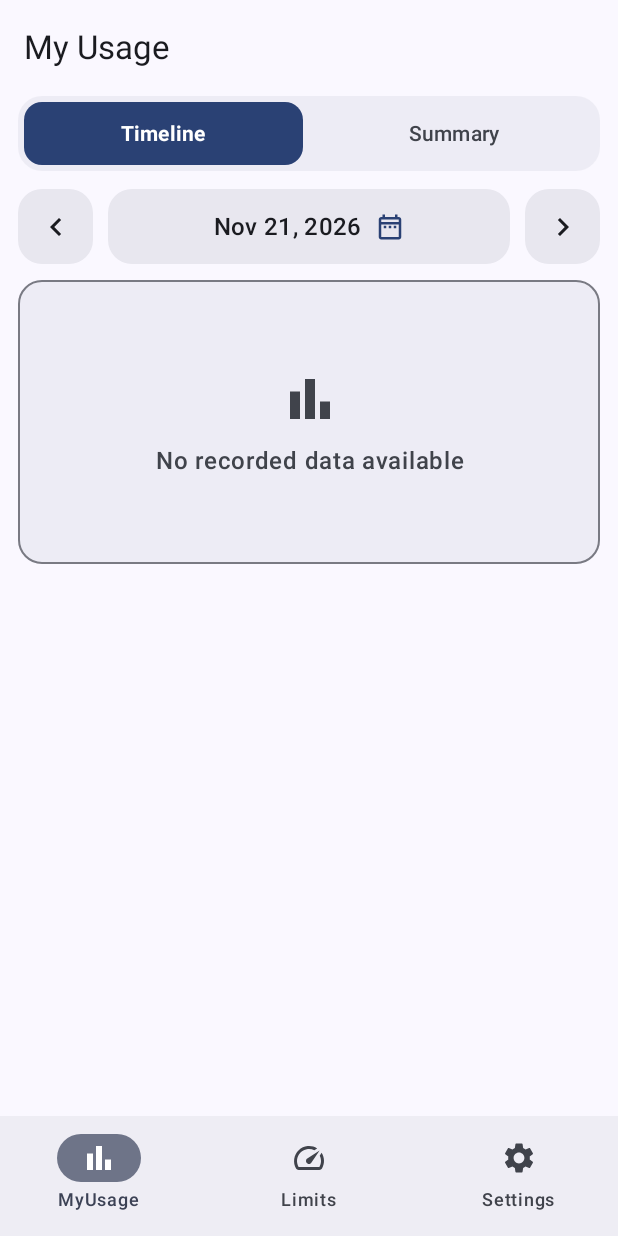
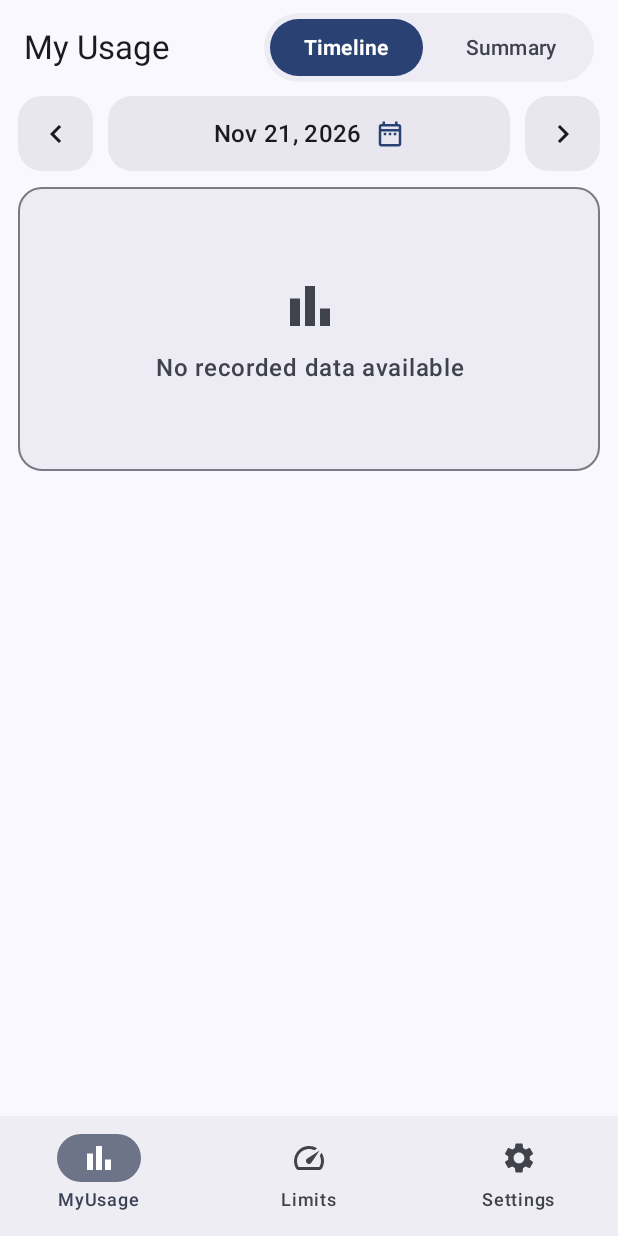
Before and after one commit to achinthash/ScreenGuard-Android-ScreenTime-Manager, an Android app built with Jetpack Compose: the screen it shows after launch (MainActivity), on a phone screen of 412 x 824 dp. Run offline under Robolectric (Android 15) with nearby library versions, the phone set to English and light mode, and no system bars; our stand-ins replace Room's generated code.

Commit message:
move main toggle to top app bar

```diff
--- a/app/src/main/java/com/achinthas/screencut/MyUsageScreen.kt
+++ b/app/src/main/java/com/achinthas/screencut/MyUsageScreen.kt
@@ -20,6 +20,7 @@ import androidx.compose.material.icons.Icons
 import androidx.compose.material.icons.automirrored.filled.KeyboardArrowLeft
 import androidx.compose.material.icons.automirrored.filled.KeyboardArrowRight
 import androidx.compose.material.icons.filled.CalendarMonth
+import androidx.compose.material.icons.filled.MoreVert
 import androidx.compose.material3.AssistChip
 import androidx.compose.material3.DatePicker
 import androidx.compose.material3.DatePickerDialog
@@ -41,6 +42,7 @@ import androidx.compose.runtime.mutableStateOf
 import androidx.compose.runtime.remember
 import androidx.compose.runtime.setValue
 import androidx.compose.ui.draw.clip
+import androidx.compose.ui.graphics.Color
 import androidx.compose.ui.text.font.FontWeight
 import androidx.compose.ui.unit.dp
 import com.achinthas.screencut.SummaryScreen
@@ -56,7 +58,17 @@ fun MyUsageScreen() {
 
     Scaffold(
         topBar = {
-            TopAppBar(title = { Text("My Usage") })
+            TopAppBar(title = { Text("My Usage") },
+                actions = {
+                    TabToggle(
+                        selectedTab = selectedTab,
+                        onTabSelected = { selectedTab = it },
+                        modifier = Modifier
+                            .padding(end = 12.dp)
+                            .width(220.dp)
+                    )
+                }
+            )
         }
     ) { innerPadding ->
 
@@ -68,51 +80,6 @@ fun MyUsageScreen() {
             verticalArrangement = Arrangement.spacedBy(5.dp)
 
         ) {
-
-            Row(
-                modifier = Modifier
-                    .fillMaxWidth()
-                    .clip(RoundedCornerShape(16.dp))
-                    .background(MaterialTheme.colorScheme.surfaceVariant.copy(alpha = 0.5f))
-            ) {
-
-                Box(
-                    modifier = Modifier
-                        .weight(1f)
-                        .padding(4.dp)
-                        .height(42.dp)
-                        .clip(RoundedCornerShape(12.dp))
-                        .background(if (selectedTab == 0) MaterialTheme.colorScheme.primary else  MaterialTheme.colorScheme.surfaceVariant.copy(alpha = 0f),)
-                        .clickable { selectedTab = 0 },
-                    contentAlignment = Alignment.Center
-                ) {
-                    Text(
-                        text = "Timeline",
-                        style = MaterialTheme.typography.labelLarge,
-                        fontWeight = if (selectedTab == 0 ) FontWeight.Bold else FontWeight.Medium,
-                        color = if(selectedTab == 0)  MaterialTheme.colorScheme.onPrimary else MaterialTheme.colorScheme.onSurfaceVariant,
-                    )
-                }
-
-                Box(
-                    modifier = Modifier
-                        .weight(1f)
-                        .padding(4.dp)
-                        .height(42.dp)
-                        .clip(RoundedCornerShape(12.dp))
-                        .background(if (selectedTab == 1) MaterialTheme.colorScheme.primary else  MaterialTheme.colorScheme.surfaceVariant.copy(alpha = 0f),)
-                        .clickable { selectedTab = 1 },
-                    contentAlignment = Alignment.Center
-                ) {
-                    Text(
-                        text = "Summary",
-                        style = MaterialTheme.typography.labelLarge,
-                        fontWeight = if (selectedTab == 1) FontWeight.Bold else FontWeight.Medium,
-                        color = if(selectedTab == 1)  MaterialTheme.colorScheme.onPrimary else MaterialTheme.colorScheme.onSurfaceVariant,
-                    )
-                }
-            }
-            Spacer(modifier = Modifier.height(1.dp))
 
             // Switch Composables
             when (selectedTab) {
@@ -126,3 +93,45 @@ fun MyUsageScreen() {
     }
 
 }
+
+
+@Composable
+fun TabToggle(
+    selectedTab: Int,
+    onTabSelected: (Int) -> Unit,
+    modifier: Modifier = Modifier
+) {
+    val tabs = listOf("Timeline", "Summary")
+
+    Row(
+        modifier = modifier
+            .clip(RoundedCornerShape(50))
+            .background(MaterialTheme.colorScheme.surfaceVariant.copy(alpha = 0.5f))
+    ) {
+        tabs.forEachIndexed { index, label ->
+            val selected = selectedTab == index
+
+            Box(
+                modifier = Modifier
+                    .weight(1f)
+                    .padding(4.dp)
+                    .height(38.dp)
+                    .clip(RoundedCornerShape(50))
+                    .background(
+                        if (selected) MaterialTheme.colorScheme.primary
+                        else Color.Transparent
+                    )
+                    .clickable { onTabSelected(index) },
+                contentAlignment = Alignment.Center
+            ) {
+                Text(
+                    text = label,
+                    style = MaterialTheme.typography.labelLarge,
+                    fontWeight = if (selected) FontWeight.Bold else FontWeight.Medium,
+                    color = if (selected) MaterialTheme.colorScheme.onPrimary
+                    else MaterialTheme.colorScheme.onSurfaceVariant
+                )
+            }
+        }
+    }
+}
```
